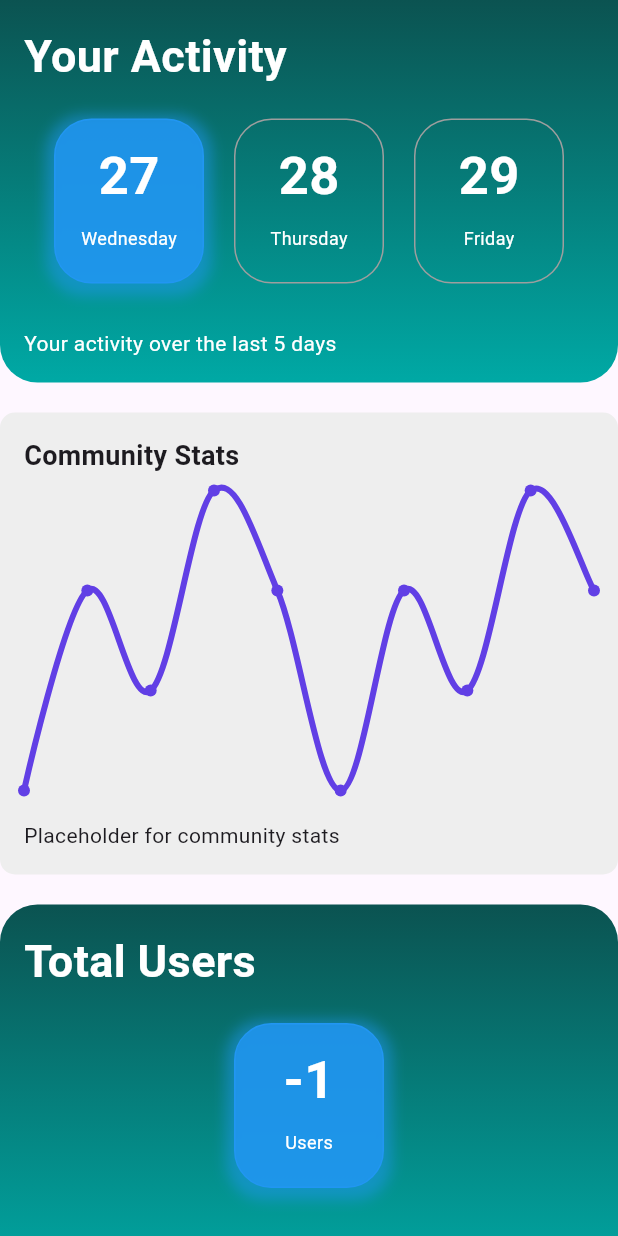
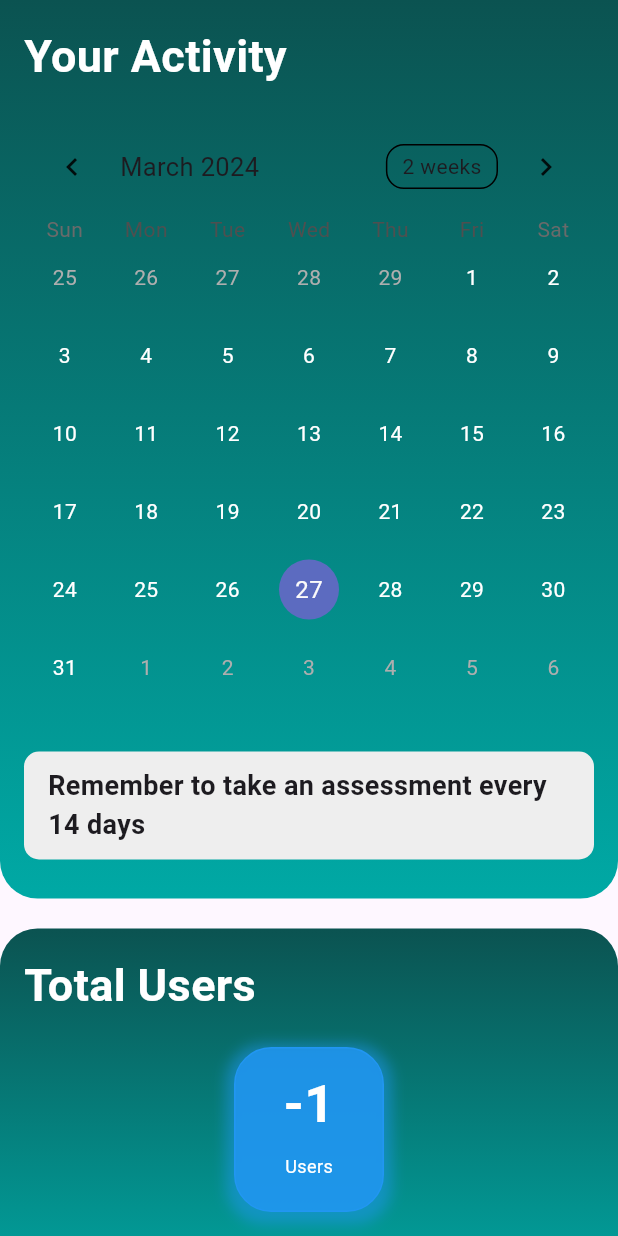
Before and after one commit to shubz0/ElarosB, a Flutter app: the StatsPage screen opened directly, on a phone screen of 412 x 824 dp. Run offline on Flutter 3.47's test engine with Material 3 defaults, Android fonts, the phone set to English and light mode, and no system bars; drawn by our look-alikes of fl_chart, table_calendar; our stand-ins replace cloud_firestore, firebase_auth, firebase_core, pedometer; missing offline and left inert: mailer; accounts and stored records are empty.

Commit message:
latest version

```diff
--- a/lib/stats.dart
+++ b/lib/stats.dart
@@ -1,7 +1,6 @@
 import 'package:cloud_firestore/cloud_firestore.dart';
 import 'package:flutter/material.dart';
-import 'package:fl_chart/fl_chart.dart';
-import 'package:elaros/styles/colour.dart';
+import 'package:table_calendar/table_calendar.dart'; // Import TableCalendar package
 
 class StatsPage extends StatefulWidget {
   @override
@@ -9,12 +8,55 @@ class StatsPage extends StatefulWidget {
 }
 
 class _StatsPageState extends State<StatsPage> {
+  late Map<DateTime, List<dynamic>> _events;
+  late List<dynamic> _selectedEvents;
+  CalendarFormat _calendarFormat = CalendarFormat.month;
+  DateTime _focusedDay = DateTime.now();
+  DateTime? _selectedDay;
   int userCount = 0;
+  int _daysUntilNextAssessment = 0;
+  DateTime? _lastCompletionDate;
 
   @override
   void initState() {
     super.initState();
     _fetchUserCount();
+    _initializeEvents(); // Initialize events for the calendar
+    _fetchLastCompletionDate(); // Fetch last completion date from Firestore
+    _calculateDaysUntilNextAssessment(); // Calculate days until next assessment
+  }
+
+  // Fetch last completion date from Firestore
+  void _fetchLastCompletionDate() async {
+    try {
+      QuerySnapshot querySnapshot = await FirebaseFirestore.instance
+          .collection('assessments')
+          .orderBy('completionDate', descending: true)
+          .limit(1)
+          .get();
+      if (querySnapshot.docs.isNotEmpty) {
+        // Get the completion date from the first document
+        DateTime completionDate = (querySnapshot.docs.first.data()
+                as Map<String, dynamic>)['completionDate']
+            .toDate();
+        setState(() {
+          _lastCompletionDate = completionDate;
+        });
+      }
+    } catch (error) {
+      print('Error fetching last completion date: $error');
+    }
+  }
+
+  // Calculate days until next assessment
+  void _calculateDaysUntilNextAssessment() {
+    if (_lastCompletionDate != null) {
+      // Calculate the difference in days between today and the last completion date
+      Duration difference = _lastCompletionDate!.difference(DateTime.now());
+      setState(() {
+        _daysUntilNextAssessment = difference.inDays;
+      });
+    }
   }
 
   Future<void> _fetchUserCount() async {
@@ -30,6 +72,83 @@ class _StatsPageState extends State<StatsPage> {
     } catch (error) {
       print('Error fetching user count: $error');
     }
+  }
+
+  // Initialize events for the calendar
+  void _initializeEvents() {
+    // Example: Assign some events to specific dates
+    _events = {
+      DateTime.now().subtract(Duration(days: 2)): ['Event A'],
+      DateTime.now().subtract(Duration(days: 1)): ['Event B'],
+      DateTime.now(): ['Event C', 'Event D'],
+      DateTime.now().add(Duration(days: 1)): ['Event E'],
+    };
+    // Set initial selected events to today's events
+    _selectedEvents = _events[DateTime.now()] ?? [];
+  }
+
+  Widget _buildCalendar() {
+    return TableCalendar(
+      // Configuration for the calendar
+      firstDay: DateTime.utc(2023, 1, 1),
+      lastDay: DateTime.utc(2030, 12, 31),
+      focusedDay: _focusedDay,
+      calendarFormat: _calendarFormat,
+      selectedDayPredicate: (day) {
+        // Use _selectedDay if it is set, otherwise use _focusedDay
+        return isSameDay(_selectedDay ?? _focusedDay, day);
+      },
+      eventLoader: (day) {
+        // Load events for the specified day from _events
+        return _events[day] ?? [];
+      },
+      onDaySelected: (selectedDay, focusedDay) {
+        setState(() {
+          _selectedDay = selectedDay;
+          _focusedDay = focusedDay; // update _focusedDay as well
+          _selectedEvents = _events[selectedDay] ?? [];
+        });
+      },
+      onFormatChanged: (format) {
+        setState(() {
+          _calendarFormat = format;
+        });
+      },
+      onPageChanged: (focusedDay) {
+        _focusedDay = focusedDay; // update _focusedDay
+      },
+      calendarBuilders: CalendarBuilders(
+        // Customize day cell builder
+        defaultBuilder: (context, day, focusedDay) {
+          return _buildDayCell(day);
+        },
+      ),
+    );
+  }
+
+  Widget _buildDayCell(DateTime day) {
+    final isCompleted = _events.containsKey(day);
+    final isReminder = _lastCompletionDate != null &&
+        day.difference(_lastCompletionDate!) == Duration(days: 14);
+    final isDue = _daysUntilNextAssessment > 0 &&
+        day == DateTime.now().add(Duration(days: _daysUntilNextAssessment));
+
+    return Container(
+      margin: EdgeInsets.all(4),
+      alignment: Alignment.center,
+      decoration: BoxDecoration(
+        color: isCompleted
+            ? Colors.white
+            : (isReminder ? Colors.yellow : (isDue ? Colors.red : null)),
+        borderRadius: BorderRadius.circular(8),
+      ),
+      child: Text(
+        day.day.toString(),
+        style: TextStyle(
+          color: isCompleted ? Colors.black : Colors.white,
+        ),
+      ),
+    );
   }
 
   @override
@@ -62,52 +181,34 @@ class _StatsPageState extends State<StatsPage> {
                   Text(
                     'Your Activity',
                     style: TextStyle(
-                      color: white,
+                      color: Colors.white,
                       fontWeight: FontWeight.bold,
                       fontSize: 30.0,
                     ),
                   ),
                   SizedBox(height: 20.0),
-                  _buildDateBoxes(),
+                  _buildCalendar(), // Display the calendar
                   SizedBox(height: 20.0),
-                  SizedBox(height: 10.0),
-                  Text(
-                    'Your activity over the last 5 days',
-                    style: TextStyle(
-                      color: white,
-                      //   fontWeight: FontWeight.bold,
+                  Container(
+                    padding:
+                        EdgeInsets.symmetric(horizontal: 16.0, vertical: 10.0),
+                    margin: EdgeInsets.symmetric(vertical: 10.0),
+                    decoration: BoxDecoration(
+                      color: Colors.grey[200],
+                      borderRadius: BorderRadius.circular(10.0),
+                    ),
+                    child: Text(
+                      'Remember to take an assessment every 14 days',
+                      style: TextStyle(
+                        fontWeight: FontWeight.bold,
+                        fontSize: 18.0,
+                      ),
                     ),
                   ),
                 ],
               ),
             ),
-            const SizedBox(height: 20.0),
-            Container(
-              padding: const EdgeInsets.all(16.0),
-              decoration: BoxDecoration(
-                color: Colors.grey[200], //community stats container color
-                borderRadius: BorderRadius.circular(10.0),
-              ),
-              child: Column(
-                crossAxisAlignment: CrossAxisAlignment.start,
-                children: [
-                  const Text(
-                    'Community Stats',
-                    style: TextStyle(
-                      fontWeight: FontWeight.bold,
-                      fontSize: 18.0,
-                    ),
-                  ),
-                  const SizedBox(height: 10.0),
-                  _buildCommunityActivityGraph(),
-                  SizedBox(height: 20.0),
-                  const Text(
-                    'Placeholder for community stats',
-                  ),
-                ],
-              ),
-            ),
-            const SizedBox(height: 20.0),
+            SizedBox(height: 20.0),
             Container(
               padding: const EdgeInsets.all(16.0),
               decoration: BoxDecoration(
@@ -117,10 +218,10 @@ class _StatsPageState extends State<StatsPage> {
                   colors: [
                     Color.fromARGB(
                         255, 11, 83, 81), //colors for total users container
-                    const Color.fromARGB(255, 0, 169, 165)
+                    Color.fromARGB(255, 0, 169, 165)
                   ],
                 ),
-                borderRadius: const BorderRadius.only(
+                borderRadius: BorderRadius.only(
                   topLeft: Radius.circular(25.0),
                   topRight: Radius.circular(25.0),
                 ),
@@ -131,26 +232,26 @@ class _StatsPageState extends State<StatsPage> {
                   Text(
                     'Total Users',
                     style: TextStyle(
-                      color: white,
+                      color: Colors.white,
                       fontWeight: FontWeight.bold,
                       fontSize: 30.0,
                     ),
                   ),
-                  const SizedBox(height: 20.0),
-                  _buildUsersBoxes(userCount),
-                  const SizedBox(height: 20.0),
-                  const SizedBox(height: 10.0),
+                  SizedBox(height: 20.0),
+                  _buildUsersBoxes(userCount), // Pass user count
+                  SizedBox(height: 20.0),
+                  SizedBox(height: 10.0),
                   Text(
-                    'Registererd users on Elaros',
+                    'Registered users on Elaros',
                     style: TextStyle(
-                      color: white,
+                      color: Colors.white,
                       //  fontWeight: FontWeight.bold,
                     ),
                   ),
                 ],
               ),
             ),
-            const SizedBox(height: 20.0),
+            SizedBox(height: 20.0),
           ],
         ),
       ),
@@ -158,17 +259,15 @@ class _StatsPageState extends State<StatsPage> {
   }
 
   Widget _buildUsersBoxes(int userCount) {
-    List<Widget> usersBoxe = [];
-    for (int i = 0; i < 1; i++) {
-      usersBoxe.add(_buildUsersBox(userCount, i == 0));
-    }
     return Row(
       mainAxisAlignment: MainAxisAlignment.spaceEvenly,
-      children: usersBoxe,
+      children: [
+        _buildUsersBox(userCount, isSelected: true),
+      ],
     );
   }
 
-  Widget _buildUsersBox(int totalUsers, bool isSelected) {
+  Widget _buildUsersBox(int totalUsers, {required bool isSelected}) {
     return Container(
       height: 110,
       width: 100.0,
@@ -196,7 +295,7 @@ class _StatsPageState extends State<StatsPage> {
           Text(
             totalUsers.toString(),
             style: TextStyle(
-              color: white,
+              color: Colors.white,
               fontSize: 35.0,
               fontWeight: FontWeight.bold,
             ),
@@ -205,7 +304,7 @@ class _StatsPageState extends State<StatsPage> {
           Text(
             "Users",
             style: TextStyle(
-              color: white,
+              color: Colors.white,
               fontSize: 12.0,
             ),
           ),
@@ -213,157 +312,4 @@ class _StatsPageState extends State<StatsPage> {
       ),
     );
   }
-
-  Widget _buildDateBoxes() {
-    List<Widget> dateBoxes = [];
-    for (int i = 0; i < 3; i++) {
-      DateTime date = DateTime.now().add(Duration(days: i));
-      dateBoxes.add(_buildDateBox(date, i == 0));
-    }
-    return Row(
-      mainAxisAlignment: MainAxisAlignment.spaceEvenly,
-      children: dateBoxes,
-    );
-  }
-
-  Widget _buildDateBox(DateTime date, bool isSelected) {
-    String formattedDate = '${date.day}';
-    String dayOfWeek = _getDayOfWeek(date.weekday);
-    return Container(
-      height: 110,
-      width: 100.0,
-      padding: EdgeInsets.all(12.0),
-      decoration: BoxDecoration(
-        color: isSelected ? Colors.blue.withOpacity(0.8) : Colors.transparent,
-        borderRadius: BorderRadius.circular(25.0),
-        border: Border.all(
-          color: isSelected ? Colors.blue : Colors.grey, // Border color
-          width: 1.0,
-        ),
-        boxShadow: isSelected
-            ? [
-                BoxShadow(
-                  color: Colors.blue.withOpacity(0.5),
-                  spreadRadius: 5,
-                  blurRadius: 7,
-                  offset: Offset(0, 3),
-                ),
-              ]
-            : [],
-      ),
-      child: Column(
-        children: [
-          Text(
-            formattedDate,
-            style: TextStyle(
-              color: white,
-              fontSize: 35.0,
-              fontWeight: FontWeight.bold,
-            ),
-          ),
-          SizedBox(height: 8.0),
-          Text(
-            dayOfWeek,
-            style: TextStyle(
-              color: white,
-              fontSize: 12.0,
-            ),
-          ),
-        ],
-      ),
-    );
-  }
-
-  String _getDayOfWeek(int day) {
-    switch (day) {
-      case 1:
-        return 'Monday';
-      case 2:
-        return 'Tuesday';
-      case 3:
-        return 'Wednesday';
-      case 4:
-        return 'Thursday';
-      case 5:
-        return 'Friday';
-      case 6:
-        return 'Saturday';
-      case 7:
-        return 'Sunday';
-      default:
-        return '';
-    }
-  }
-
-  Widget _buildCommunityActivityGraph() {
-    return Container(
-      height: 200.0,
-      child: LineChart(
-        LineChartData(
-          gridData: FlGridData(show: false),
-          titlesData: FlTitlesData(show: false),
-          borderData: FlBorderData(show: false),
-          lineBarsData: [
-            LineChartBarData(
-              spots: [
-                FlSpot(0, 1),
-                FlSpot(1, 3),
-                FlSpot(2, 2),
-                FlSpot(3, 4),
-                FlSpot(4, 3),
-                FlSpot(5, 1),
-                FlSpot(6, 3),
-                FlSpot(7, 2),
-                FlSpot(8, 4),
-                FlSpot(9, 3),
-              ],
-              isCurved: true,
-              color: purple,
-              barWidth: 4,
-              belowBarData: BarAreaData(show: false),
-            ),
-          ],
-        ),
-      ),
-    );
-  }
-
-  Widget _buildUserStatsSection() {
-    List<String> recommendedTasks = [
-      'Take a COVID-19 test on Monday',
-      'Take a COVID-19 test on Wednesday',
-      'Take a COVID-19 test on Friday',
-      'Take a COVID-19 test on Sunday',
-    ];
-
-    return Container(
-      padding: EdgeInsets.all(16.0),
-      decoration: BoxDecoration(
-        color: Colors.grey[200],
-        borderRadius: BorderRadius.circular(10.0),
-      ),
-      child: Column(
-        crossAxisAlignment: CrossAxisAlignment.start,
-        children: [
-          Text(
-            'Your Tasks',
-            style: TextStyle(
-              fontWeight: FontWeight.bold,
-              fontSize: 18.0,
-            ),
-          ),
-          SizedBox(height: 10.0),
-          Column(
-            crossAxisAlignment: CrossAxisAlignment.start,
-            children: recommendedTasks.map((task) {
-              return Text(
-                task,
-                style: TextStyle(fontSize: 16.0),
-              );
-            }).toList(),
-          ),
-        ],
-      ),
-    );
-  }
 }
--- a/pubspec.yaml
+++ b/pubspec.yaml
@@ -23,6 +23,7 @@ dependencies:
   printing: ^5.6.0
   mailer: ^5.1.0
   intl: ^0.17.0
+  table_calendar: ^3.0.8
 
 dev_dependencies:
   flutter_test:
```
Also changed, not shown: pubspec.lock.
